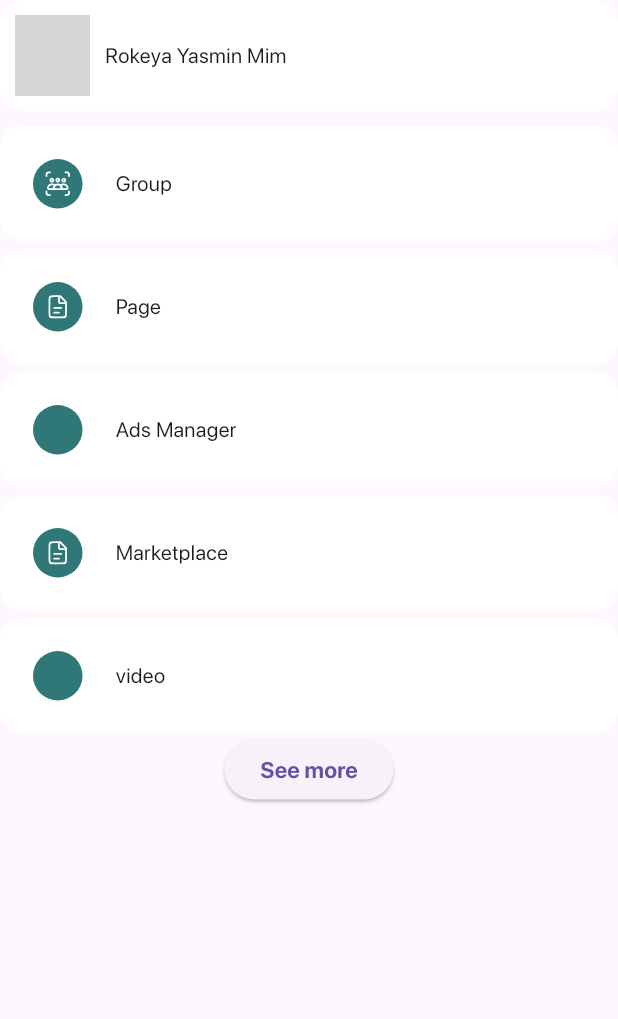
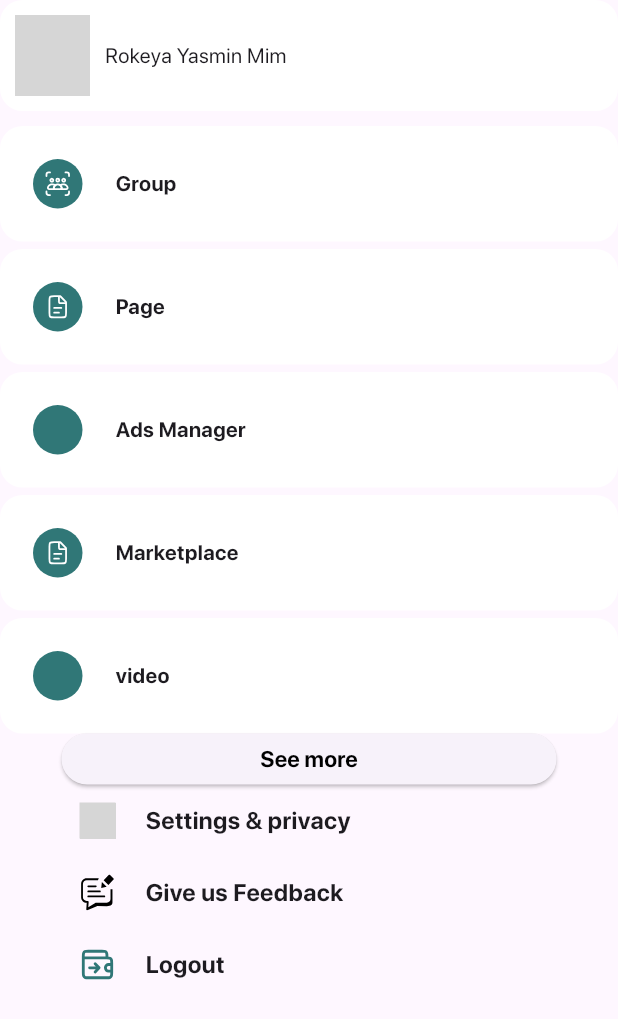
Before and after one commit to Rokeya17/Qp_finance, a Flutter app: the MenuScreen screen opened directly, on a phone screen of 412 x 824 dp. Shown: the top 1019 px of the screen. Run offline on Flutter 3.47's test engine with Material 3 defaults, Android fonts, the phone set to English and light mode, and no system bars; our stand-ins replace flutter_spinkit, flutter_svg, gap, get; missing offline and left inert: scroll_wheel_date_picker; network calls fail; grey boxes are pictures that could not be loaded.

```diff
--- a/lib/presentation/screens/home_screen.dart
+++ b/lib/presentation/screens/home_screen.dart
@@ -1,7 +1,5 @@
 import 'package:flutter/material.dart';
-import 'package:get/get.dart';
 import 'package:qp_finance/presentation/screens/wallet_overview.dart';
-import 'package:qp_finance/presentation/screens/weather_screen.dart';
 
 import '../utility/circular_iconbutton.dart';
 import 'menu_screen.dart';
@@ -33,9 +31,7 @@ class _HomeScreenState extends State<HomeScreen> {
             const SizedBox(width: 8),
             CircularIconButton(
               icon: Icons.foggy,
-              onTap: () {
-                Get.to(const WeatherScreen());
-              },
+              onTap: () {},
             ),
           ],
           bottom: const TabBar(
--- a/lib/presentation/screens/menu_screen.dart
+++ b/lib/presentation/screens/menu_screen.dart
@@ -11,7 +11,8 @@ class MenuScreen extends StatelessWidget {
   @override
   Widget build(BuildContext context) {
     return Scaffold(
-      body: Column(
+      body: SingleChildScrollView(
+        child: Column(
           children: [
             _buildContainer(
                 childLeft: ClipRRect(
@@ -28,43 +29,119 @@ class MenuScreen extends StatelessWidget {
             Gap(10),
             _buildContainer(
               childLeft: SvgPicture.asset(ImageAssets.groupSVG),
-            childRight: Text('Group'),
+              childRight:
+                  Text('Group', style: TextStyle(fontWeight: FontWeight.w600)),
             ),
             Gap(5),
             _buildContainer(
               childLeft: SvgPicture.asset(ImageAssets.pageSVG),
-            childRight: Text('Page'),
+              childRight:
+                  Text('Page', style: TextStyle(fontWeight: FontWeight.w600)),
             ),
             Gap(5),
             _buildContainer(
               childLeft: SvgPicture.asset(ImageAssets.adsSVG),
-            childRight: Text('Ads Manager'),
+              childRight: Text('Ads Manager',
+                  style: TextStyle(fontWeight: FontWeight.w600)),
             ),
             Gap(5),
             _buildContainer(
               childLeft: SvgPicture.asset(ImageAssets.pageSVG),
-            childRight: Text('Marketplace'),
+              childRight: Text('Marketplace',
+                  style: TextStyle(fontWeight: FontWeight.w600)),
             ),
             Gap(5),
             _buildContainer(
               childLeft: SvgPicture.asset(ImageAssets.adsSVG),
-            childRight: Text('video'),
+              childRight: Text(
+                'video',
+                style: TextStyle(fontWeight: FontWeight.w600),
               ),
-          ElevatedButton(
+            ),
+            SizedBox(
+              width: 330,
+              height: 34,
+              child: ElevatedButton(
                 onPressed: () {},
                 child: Text(
                   'See more',
-              style: TextStyle(fontSize: 15, fontWeight: FontWeight.w600),
+                  style: TextStyle(
+                      fontSize: 15,
+                      fontWeight: FontWeight.w600,
+                      color: Colors.black),
+                ),
               ),
             ),
             Container(
               height: 145,
               width: 330,
               child: Column(
-              children: [],
+                children: [
+                  Row(
+                    children: [
+                      IconButton(
+                        onPressed: () {},
+                        icon: SizedBox(
+                          width: 24,
+                          height: 24,
+                          child: SvgPicture.asset(
+                            ImageAssets.settingdSVG,
                           ),
                         ),
+                      ),
+                      SizedBox(width: 8),
+                      Text(
+                        'Settings & privacy',
+                        style: TextStyle(
+                            fontSize: 16, fontWeight: FontWeight.w600),
+                      ),
                     ],
+                  ),
+                  Row(
+                    children: [
+                      IconButton(
+                        onPressed: () {},
+                        icon: SizedBox(
+                          width: 24,
+                          height: 24,
+                          child: SvgPicture.asset(
+                            ImageAssets.feedbackSVG,
+                          ),
+                        ),
+                      ),
+                      SizedBox(width: 8),
+                      Text(
+                        'Give us Feedback',
+                        style: TextStyle(
+                            fontSize: 16, fontWeight: FontWeight.w600),
+                      ),
+                    ],
+                  ),
+                  Row(
+                    children: [
+                      IconButton(
+                        onPressed: () {},
+                        icon: SizedBox(
+                          width: 24,
+                          height: 24,
+                          child: SvgPicture.asset(
+                            ImageAssets.logoutSVG,
+                          ),
+                        ),
+                      ),
+                      SizedBox(width: 8),
+                      Text(
+                        'Logout',
+                        style: TextStyle(
+                            fontSize: 16, fontWeight: FontWeight.w600),
+                      ),
+                    ],
+                  ),
+                ],
+              ),
+            )
+          ],
+        ),
       ),
     );
   }
--- a/lib/presentation/screens/splash_screen.dart
+++ b/lib/presentation/screens/splash_screen.dart
@@ -2,7 +2,7 @@ import 'package:flutter/material.dart';
 import 'package:flutter_spinkit/flutter_spinkit.dart';
 import 'package:gap/gap.dart';
 import 'package:get/get.dart';
-import 'package:qp_finance/presentation/screens/home_screen.dart';
+import 'package:qp_finance/presentation/screens/auth/signin_screen.dart';
 import 'package:qp_finance/presentation/utility/imageasset.dart';
 
 class SplashScreen extends StatefulWidget {
@@ -21,7 +21,7 @@ class _SplashScreenState extends State<SplashScreen> {
 
   Future<void> goToNextScreen() async {
     Future.delayed(const Duration(seconds: 3)).then((value) {
-      Get.offAll(const HomeScreen());
+      Get.offAll(const SignInScreen());
     });
   }
 
--- a/lib/presentation/screens/widgets/walletdashboard_menu.dart
+++ b/lib/presentation/screens/widgets/walletdashboard_menu.dart
@@ -2,6 +2,7 @@ import 'package:flutter/material.dart';
 import 'package:flutter_svg/flutter_svg.dart';
 import 'package:gap/gap.dart';
 import 'package:get/get.dart';
+import 'package:qp_finance/presentation/screens/weather/weather_screen.dart';
 
 import '../../utility/imageasset.dart';
 
@@ -39,7 +40,7 @@ class WalletDashboardMenu extends StatelessWidget {
             leading: SvgPicture.asset(ImageAssets.moneySVG),
             title: const Text('Weather'),
             onTap: () {
-              Get.back();
+              Get.to(WeatherScreen());
             },
           ),
           ListTile(
--- a/lib/presentation/utility/imageasset.dart
+++ b/lib/presentation/utility/imageasset.dart
@@ -12,6 +12,8 @@ class ImageAssets {
   static const String pageSVG = 'assets/images/page.svg';
   static const String adsSVG = 'assets/images/ads.svg';
   static const String logoutSVG = 'assets/images/wallet.svg';
+  static const String feedbackSVG = 'assets/images/feedback.svg';
+  static const String settingdSVG = 'assets/images/Setting_line.svg';
   static const String groupSVG =
       'assets/images/heroicons-outline_switch-vertical.svg';
 }
--- a/pubspec.yaml
+++ b/pubspec.yaml
@@ -18,6 +18,8 @@ dependencies:
   gap: ^3.0.1
   scroll_wheel_date_picker: ^0.0.2+1
   http: ^1.2.1
+  flutter_bloc: ^8.1.5
+  equatable: ^2.0.5
 
 dev_dependencies:
   flutter_test:
```
Also changed, not shown: lib/presentation/screens/weather/searchresult_widget.dart (added, +20 -0 lines), lib/presentation/screens/weather/weather_screen.dart (added, +180 -0 lines), lib/presentation/screens/weather_screen.dart (deleted, +0 -10 lines), assets/images/feedback.svg (added), pubspec.lock. Lines whose indentation alone changed are shown as unchanged.
